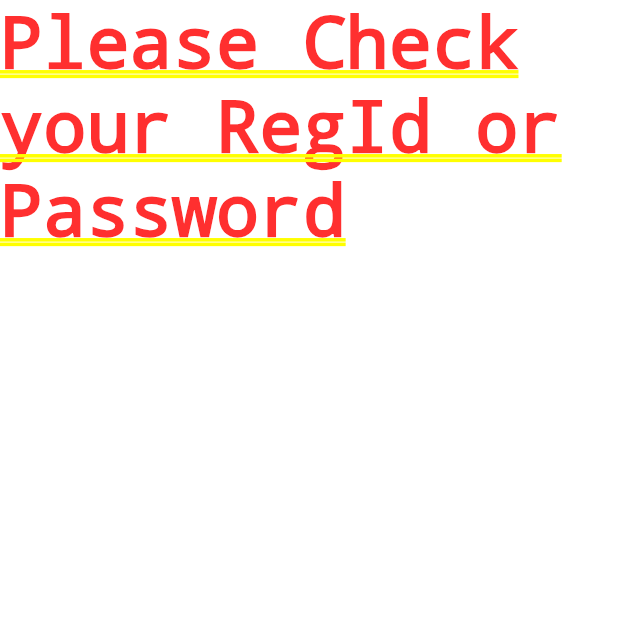
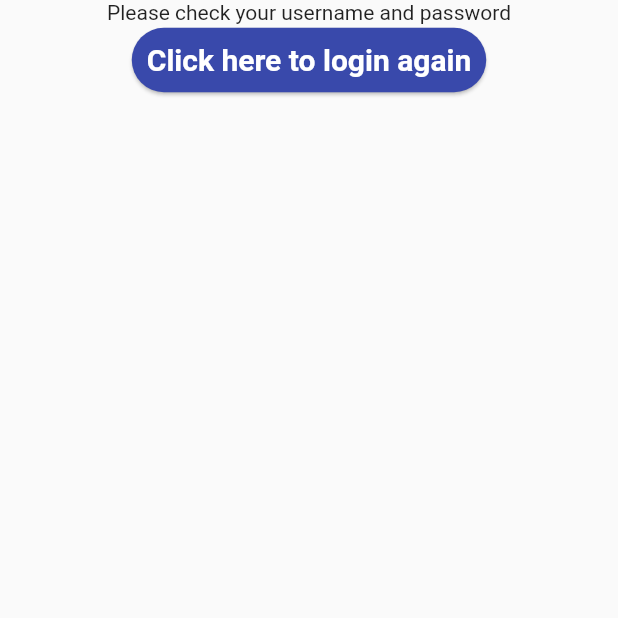
Before and after one commit to saisrinivaspaila/StudentProtal, a Flutter app: the MenuPage screen opened by its route, on a phone screen of 412 x 824 dp, the top half of it. Run offline on Flutter 3.47's test engine with Material 2 defaults, Android fonts, the phone set to English and light mode, and no system bars; Roboto replaces fonts that are missing (Montserrat).

Commit message:
errors handled successfully

```diff
--- a/lib/login2.dart
+++ b/lib/login2.dart
@@ -25,7 +25,9 @@ class _PassPageState extends State<PassPage> {
     TextStyle style = TextStyle(fontFamily: 'Montserrat', fontSize: 20.0);
 
     return Scaffold(
-        body: Column(children: <Widget>[
+        body: Padding(
+            padding: const EdgeInsets.all(36.0),
+            child: Column(children: <Widget>[
               SizedBox(
                 height: 100.0,
               ), //add media query for this on
@@ -44,8 +46,8 @@ class _PassPageState extends State<PassPage> {
                 decoration: InputDecoration(
                     contentPadding: EdgeInsets.fromLTRB(20.0, 15.0, 20.0, 15.0),
                     hintText: "Password",
-            border:
-                OutlineInputBorder(borderRadius: BorderRadius.circular(32.0))),
+                    border: OutlineInputBorder(
+                        borderRadius: BorderRadius.circular(32.0))),
               ),
               SizedBox(
                 height: 35.0,
@@ -66,9 +68,10 @@ class _PassPageState extends State<PassPage> {
                   child: Text("Login",
                       textAlign: TextAlign.center,
                       style: style.copyWith(
-                  color: Color(0xfff5f7ff), fontWeight: FontWeight.bold)),
+                          color: Color(0xfff5f7ff),
+                          fontWeight: FontWeight.bold)),
                 ),
               )
-    ]));
+            ])));
   }
 }
--- a/lib/menuPage.dart
+++ b/lib/menuPage.dart
@@ -149,7 +149,31 @@ class _MenuPageState extends State<MenuPage> {
         ),
       ));
     } else {
-      return Container(child: Text("Please Check your RegId or Password "));
+      return Scaffold(
+        body: Center(
+          child: Column(
+            children: <Widget>[
+              Text("Please check your username and password"),
+              RaisedButton(
+                hoverElevation: 3.0,
+                elevation: 1.0,
+                padding: EdgeInsets.all(10.0),
+                color: Color(0xff3949ab),
+                shape: RoundedRectangleBorder(
+                    borderRadius: BorderRadius.circular(30.0)),
+                onPressed: () {
+                  widget.model.onLogout();
+                  Navigator.pushReplacementNamed(context, '/login');
+                },
+                child: Text("Click here to login again",
+                    textAlign: TextAlign.center,
+                    style: style.copyWith(
+                        color: Colors.white, fontWeight: FontWeight.bold)),
+              ),
+            ],
+          ),
+        ),
+      );
     }
   }
 }
```
Lines whose indentation alone changed are shown as unchanged.
